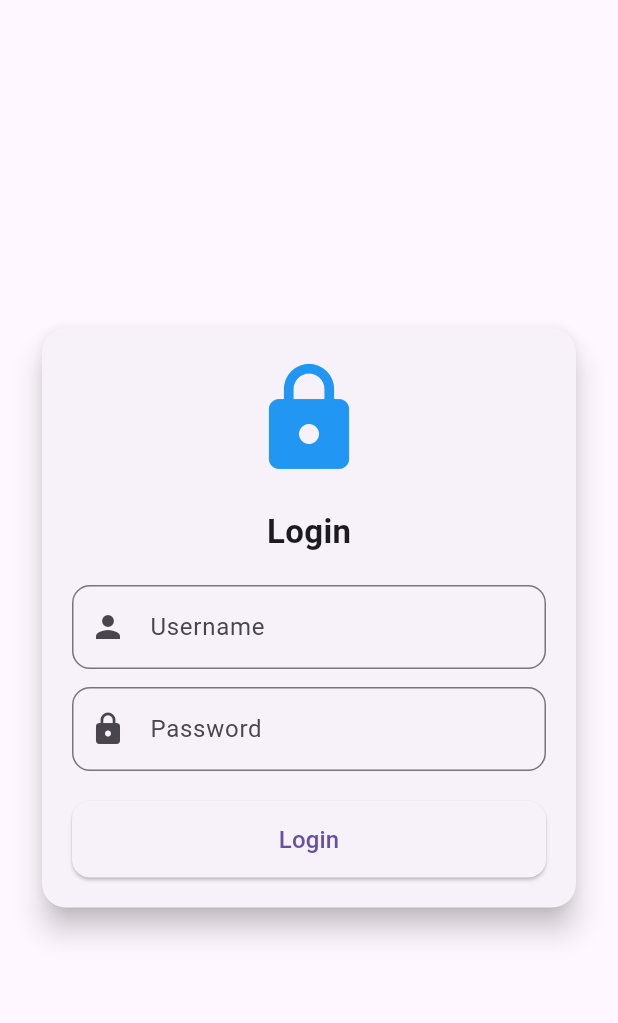
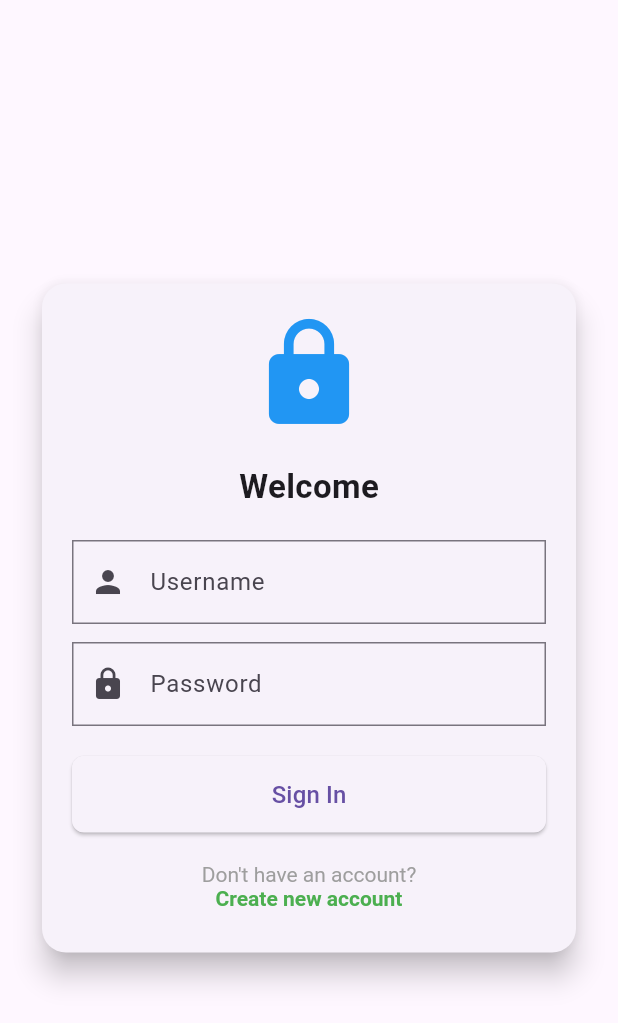
Before and after one commit to rndio/flutter-xoxo, a Flutter app: the screen it shows after launch, on a phone screen of 412 x 824 dp. Shown: the top 1023 px of the screen. Run offline on Flutter 3.47's test engine with Material 3 defaults, Android fonts, the phone set to English and light mode, and no system bars; our stand-ins replace sqflite; accounts and stored records are empty.

```diff
--- a/lib/main.dart
+++ b/lib/main.dart
@@ -1,5 +1,5 @@
 import 'package:flutter/material.dart';
-import 'package:form_login/login_page.dart';
+import 'package:form_login/screens/login_page.dart';
 
 void main() {
   runApp(const MainApp());
--- /dev/null
+++ b/lib/models/user_model.dart
@@ -0,0 +1,30 @@
+class User {
+  final int? id;
+  final String name;
+  final String username;
+  final String password;
+
+  User(
+      {this.id,
+      required this.name,
+      required this.username,
+      required this.password});
+
+  Map<String, dynamic> toMap() {
+    return {
+      'id': id,
+      'name': name,
+      'username': username,
+      'password': password,
+    };
+  }
+
+  factory User.fromMap(Map<String, dynamic> map) {
+    return User(
+      id: map['id'],
+      name: map['name'] ?? "",
+      username: map['username'],
+      password: map['password'],
+    );
+  }
+}
--- a/lib/home_page.dart
+++ b/lib/screens/home_page.dart
@@ -1,5 +1,5 @@
 import 'package:flutter/material.dart';
-import 'package:form_login/login_page.dart';
+import 'package:form_login/screens/login_page.dart';
 
 class HomePage extends StatelessWidget {
   const HomePage({super.key});
--- a/lib/login_page.dart
+++ b/lib/screens/login_page.dart
@@ -1,5 +1,8 @@
 import 'package:flutter/material.dart';
-import 'package:form_login/home_page.dart';
+import 'package:form_login/helpers/database_helper.dart';
+import 'package:form_login/screens/home_page.dart';
+import 'package:form_login/screens/register_page.dart';
+import 'package:form_login/models/user_model.dart';
 
 class LoginPage extends StatefulWidget {
   const LoginPage({super.key});
@@ -12,6 +15,7 @@ class _LoginPageState extends State<LoginPage> {
   final _formKey = GlobalKey<FormState>();
   final TextEditingController _usernameController = TextEditingController();
   final TextEditingController _passwordController = TextEditingController();
+  final DatabaseHelper _dbHelper = DatabaseHelper();
 
   @override
   void dispose() {
@@ -20,15 +24,17 @@ class _LoginPageState extends State<LoginPage> {
     super.dispose();
   }
 
-  void _login() {
+  void _login() async {
     if (_formKey.currentState!.validate()) {
       String username = _usernameController.text.trim();
       String password = _passwordController.text.trim();
 
-      if (username == "admin" && password == "1234") {
+      User? user = await _dbHelper.getUser(username);
+      if (user != null && user.password == password) {
         ScaffoldMessenger.of(context).showSnackBar(
-          const SnackBar(
-              content: Text("Login Berhasil!"), backgroundColor: Colors.green),
+          SnackBar(
+              content: Text("Selamat datang, ${user.name}!"),
+              backgroundColor: Colors.green),
         );
         Navigator.pushReplacement(
           context,
@@ -65,7 +71,7 @@ class _LoginPageState extends State<LoginPage> {
                       const Icon(Icons.lock, size: 80, color: Colors.blue),
                       const SizedBox(height: 20),
                       const Text(
-                        "Login",
+                        "Welcome",
                         style: TextStyle(
                             fontSize: 22, fontWeight: FontWeight.bold),
                       ),
@@ -76,7 +82,7 @@ class _LoginPageState extends State<LoginPage> {
                           labelText: "Username",
                           prefixIcon: const Icon(Icons.person),
                           border: OutlineInputBorder(
-                              borderRadius: BorderRadius.circular(12)),
+                              borderRadius: BorderRadius.zero),
                         ),
                         validator: (value) => (value == null || value.isEmpty)
                             ? "Masukkan username"
@@ -89,7 +95,7 @@ class _LoginPageState extends State<LoginPage> {
                           labelText: "Password",
                           prefixIcon: const Icon(Icons.lock),
                           border: OutlineInputBorder(
-                              borderRadius: BorderRadius.circular(12)),
+                              borderRadius: BorderRadius.zero),
                         ),
                         obscureText: true,
                         validator: (value) => (value == null || value.isEmpty)
@@ -104,10 +110,46 @@ class _LoginPageState extends State<LoginPage> {
                           style: ElevatedButton.styleFrom(
                             padding: const EdgeInsets.symmetric(vertical: 14),
                             shape: RoundedRectangleBorder(
-                                borderRadius: BorderRadius.circular(12)),
+                                borderRadius: BorderRadius.circular(8)),
                           ),
-                          child: const Text("Login",
-                              style: TextStyle(fontSize: 16)),
+                          child: const Text(
+                            "Sign In",
+                            style: TextStyle(fontSize: 16),
+                          ),
+                        ),
+                      ),
+                      const SizedBox(height: 12),
+                      TextButton(
+                        onPressed: () {
+                          Navigator.push(
+                            context,
+                            MaterialPageRoute(
+                                builder: (context) => const RegisterPage()),
+                          );
+                        },
+                        child: RichText(
+                          textAlign: TextAlign
+                              .center, // Menjaga teks tetap rapi di tengah
+                          text: TextSpan(
+                            style: TextStyle(
+                                fontSize: 14), // Ukuran font lebih kecil
+                            children: [
+                              TextSpan(
+                                text: "Don't have an account?\n",
+                                style: TextStyle(
+                                    color: Colors
+                                        .grey), // Warna abu-abu (text-muted)
+                              ),
+                              TextSpan(
+                                text: "Create new account", // Baris kedua
+                                style: TextStyle(
+                                  color: Colors
+                                      .green, // Warna hijau untuk navigasi
+                                  fontWeight: FontWeight.bold,
+                                ),
+                              ),
+                            ],
+                          ),
                         ),
                       ),
                     ],
```
Also changed, not shown: lib/helpers/database_helper.dart (added, +58 -0 lines), lib/screens/register_page.dart (added, +128 -0 lines), pubspec.yaml (+8 -0 lines), assets/icon/icon.png (added), lib/const/config.dart (added), lib/const/constant.dart (added), pubspec.lock, 16 other files.
